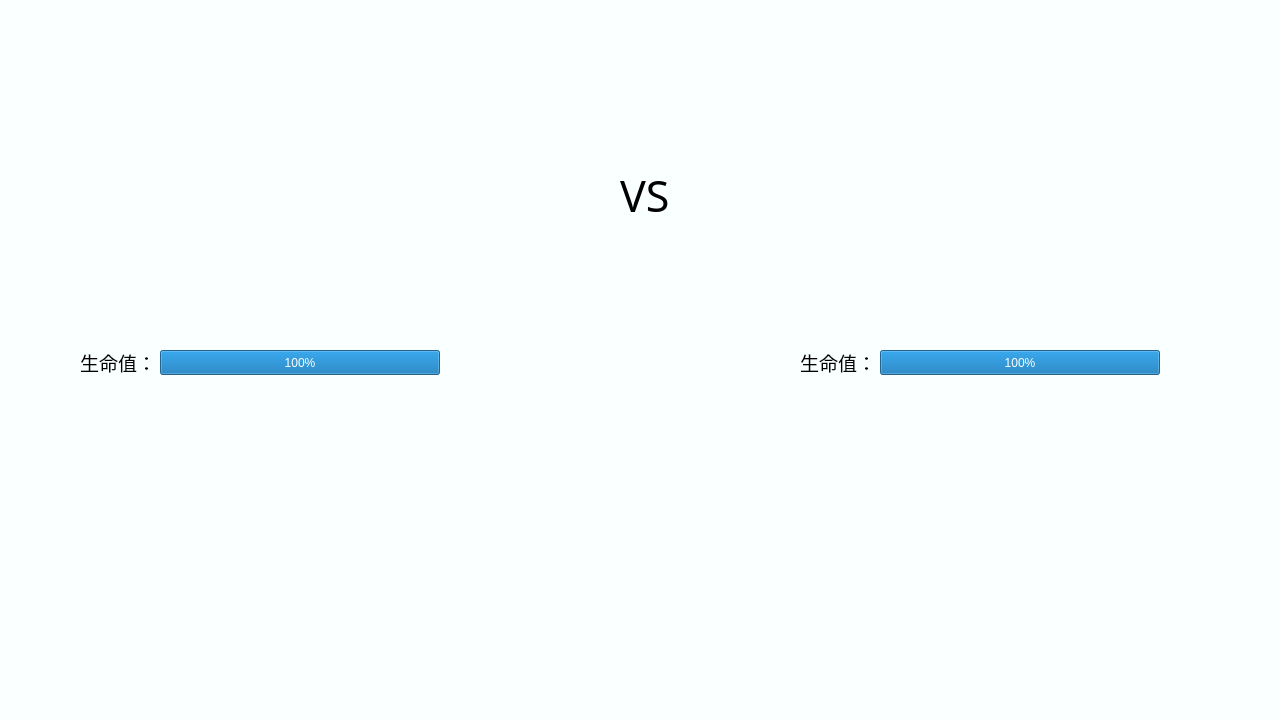
Before: the Qt Designer form mainwindow.ui in wangquanlikun/Alice_Archive, drawn with Qt 5.
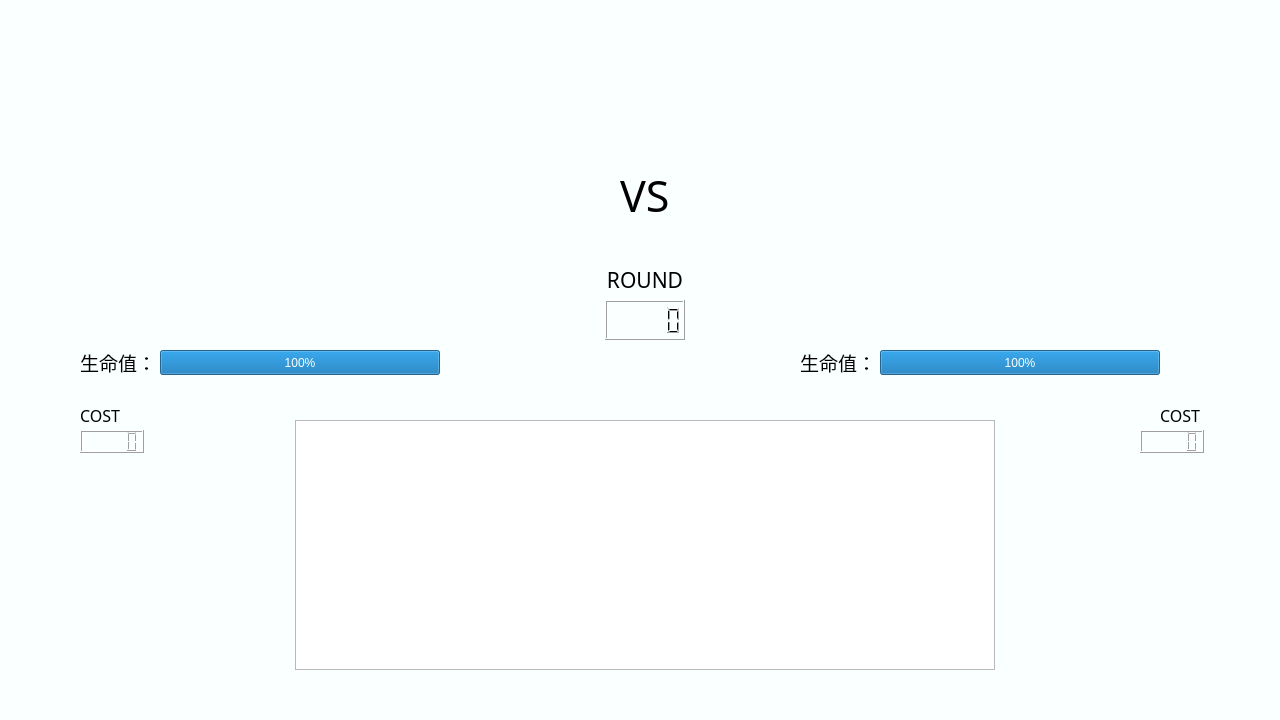
After: the same form once the commit is applied. The open tabs and pages were chosen to show the change. Icons and pictures are not drawn.

```diff
--- a/mainwindow.ui
+++ b/mainwindow.ui
@@ -582,6 +582,117 @@
        <string>生命值：</string>
       </property>
      </widget>
+     <widget class="QLCDNumber" name="fight_Round">
+      <property name="geometry">
+       <rect>
+        <x>605</x>
+        <y>300</y>
+        <width>80</width>
+        <height>40</height>
+       </rect>
+      </property>
+     </widget>
+     <widget class="QTextBrowser" name="fight_Desc">
+      <property name="geometry">
+       <rect>
+        <x>295</x>
+        <y>420</y>
+        <width>700</width>
+        <height>250</height>
+       </rect>
+      </property>
+      <property name="font">
+       <font>
+        <pointsize>10</pointsize>
+       </font>
+      </property>
+     </widget>
+     <widget class="QLabel" name="TEXT_Round">
+      <property name="geometry">
+       <rect>
+        <x>605</x>
+        <y>265</y>
+        <width>80</width>
+        <height>30</height>
+       </rect>
+      </property>
+      <property name="font">
+       <font>
+        <family>俐方体11号</family>
+        <pointsize>16</pointsize>
+       </font>
+      </property>
+      <property name="text">
+       <string>ROUND</string>
+      </property>
+      <property name="alignment">
+       <set>Qt::AlignCenter</set>
+      </property>
+     </widget>
+     <widget class="QLCDNumber" name="YourPal_cost">
+      <property name="geometry">
+       <rect>
+        <x>80</x>
+        <y>430</y>
+        <width>64</width>
+        <height>23</height>
+       </rect>
+      </property>
+     </widget>
+     <widget class="QLCDNumber" name="othersPal_cost">
+      <property name="geometry">
+       <rect>
+        <x>1140</x>
+        <y>430</y>
+        <width>64</width>
+        <height>23</height>
+       </rect>
+      </property>
+     </widget>
+     <widget class="QLabel" name="TEXT_cost">
+      <property name="geometry">
+       <rect>
+        <x>80</x>
+        <y>400</y>
+        <width>80</width>
+        <height>30</height>
+       </rect>
+      </property>
+      <property name="font">
+       <font>
+        <family>俐方体11号</family>
+        <pointsize>12</pointsize>
+       </font>
+      </property>
+      <property name="text">
+       <string>COST</string>
+      </property>
+      <property name="alignment">
+       <set>Qt::AlignLeading|Qt::AlignLeft|Qt::AlignVCenter</set>
+      </property>
+     </widget>
+     <widget class="QLabel" name="TEXT_cost_2">
+      <property name="geometry">
+       <rect>
+        <x>1120</x>
+        <y>400</y>
+        <width>80</width>
+        <height>30</height>
+       </rect>
+      </property>
+      <property name="font">
+       <font>
+        <family>俐方体11号</family>
+        <pointsize>12</pointsize>
+       </font>
+      </property>
+      <property name="text">
+       <string>COST</string>
+      </property>
+      <property name="alignment">
+       <set>Qt::AlignRight|Qt::AlignTrailing|Qt::AlignVCenter</set>
+      </property>
+     </widget>
     </widget>
     <widget class="QWidget" name="about">
      <widget class="QLabel" name="About">
```
Left out of the diff: 2 changed lines with no effect on the pictures.
